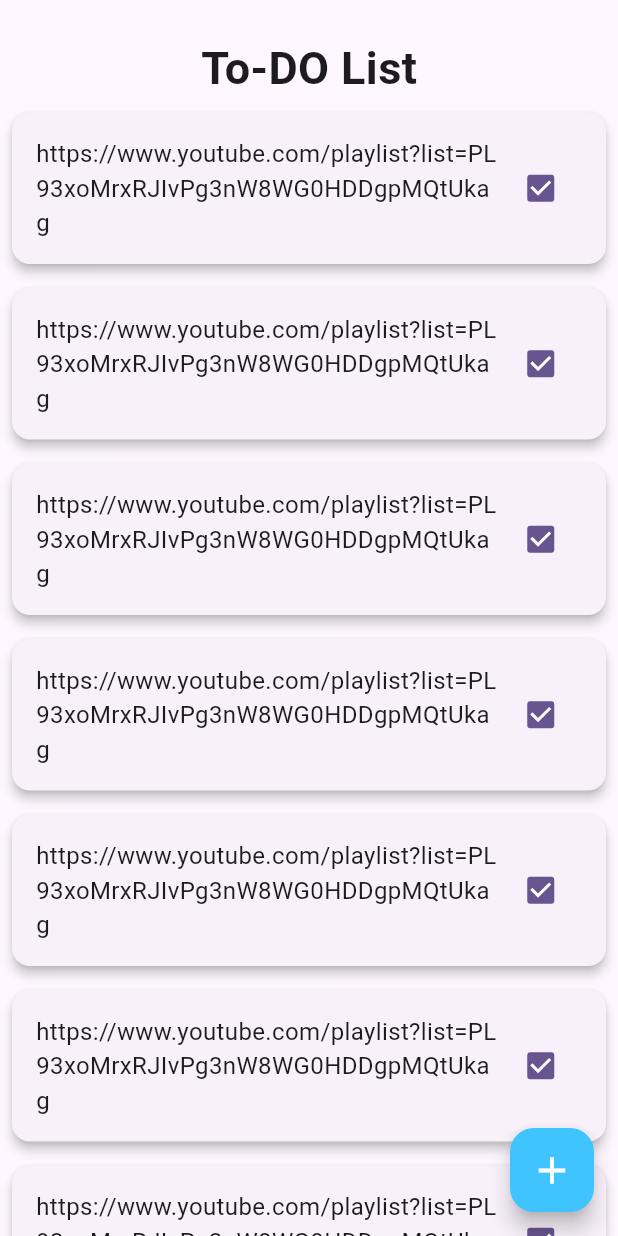
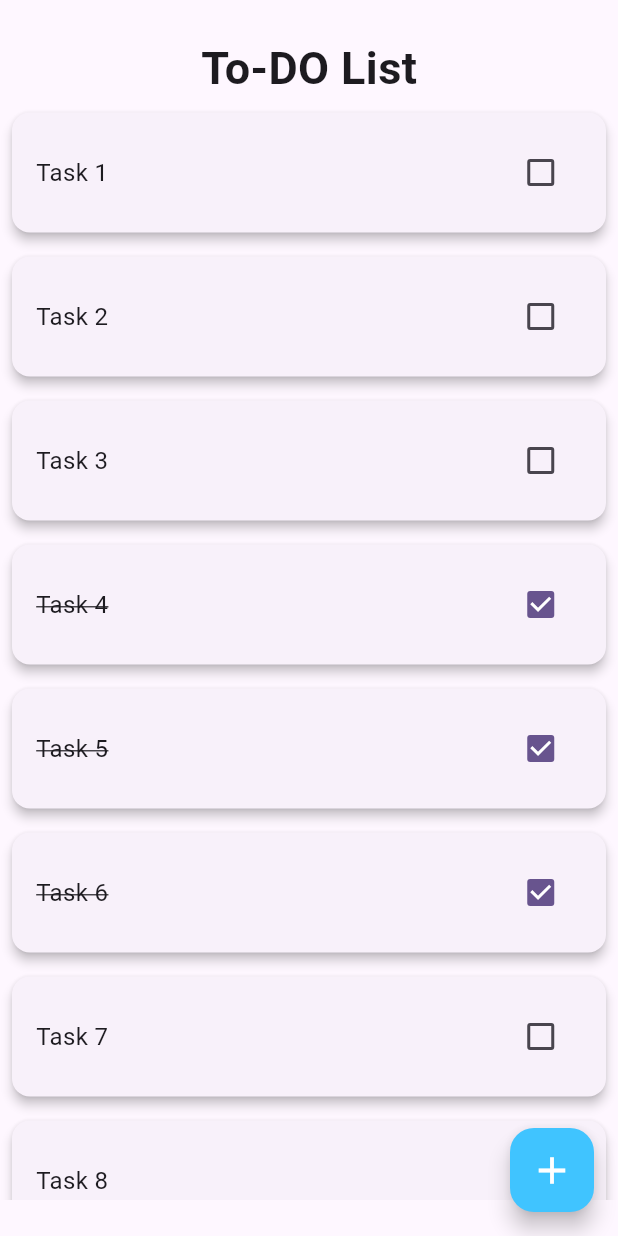
Before and after one commit to Marwan2595/tasks-app-getx, a Flutter app: the screen it shows after launch, on a phone screen of 412 x 824 dp. Run offline on Flutter 3.47's test engine with Material 3 defaults, Android fonts, the phone set to English and light mode, and no system bars.

Commit message:
add task model & require it in the task card

```diff
--- /dev/null
+++ b/lib/models/task_model.dart
@@ -0,0 +1,12 @@
+class TaskModel {
+  String? title;
+  bool isCompleted = false;
+  TaskModel({this.title, this.isCompleted = false});
+
+  TaskModel.fromJson(Map<String, dynamic> json) {
+    title = json['title'];
+    isCompleted = json['isCompleted'];
+  }
+
+  Map<String, dynamic> toJson() => {'title': title, 'isCompleted': isCompleted};
+}
--- a/lib/screens/tasks_screen.dart
+++ b/lib/screens/tasks_screen.dart
@@ -1,7 +1,19 @@
 import 'package:flutter/material.dart';
+import 'package:tasks_app/models/task_model.dart';
 import 'package:tasks_app/widgets/task_card.dart';
 
 class TasksScreen extends StatelessWidget {
+  List<TaskModel> testTasksList = [
+    TaskModel(title: "Task 1", isCompleted: false),
+    TaskModel(title: "Task 2", isCompleted: false),
+    TaskModel(title: "Task 3", isCompleted: false),
+    TaskModel(title: "Task 4", isCompleted: true),
+    TaskModel(title: "Task 5", isCompleted: true),
+    TaskModel(title: "Task 6", isCompleted: true),
+    TaskModel(title: "Task 7", isCompleted: false),
+    TaskModel(title: "Task 8", isCompleted: false),
+  ];
+
   @override
   Widget build(BuildContext context) {
     return Scaffold(
@@ -16,9 +28,7 @@ class TasksScreen extends StatelessWidget {
       ),
       body: SafeArea(
         child: Container(
-          margin: const EdgeInsets.only(
-            top: 24,
-          ),
+          margin: const EdgeInsets.only(top: 24, bottom: 24),
           width: double.infinity,
           child: Column(
             mainAxisAlignment: MainAxisAlignment.start,
@@ -34,24 +44,10 @@ class TasksScreen extends StatelessWidget {
               Expanded(
                 // width: 200,
                 // height: 500,
-                child: ListView(
-                  children: [
-                    TaskCard(),
-                    TaskCard(),
-                    TaskCard(),
-                    TaskCard(),
-                    TaskCard(),
-                    TaskCard(),
-                    TaskCard(),
-                    TaskCard(),
-                    TaskCard(),
-                    TaskCard(),
-                    TaskCard(),
-                    TaskCard(),
-                    TaskCard(),
-                    TaskCard(),
-                    TaskCard(),
-                  ],
+                child: ListView.builder(
+                  itemBuilder: (context, index) =>
+                      TaskCard(taskModel: testTasksList[index]),
+                  itemCount: testTasksList.length,
                 ),
               ),
             ],
--- a/lib/widgets/task_card.dart
+++ b/lib/widgets/task_card.dart
@@ -1,10 +1,14 @@
+import 'package:flutter/foundation.dart';
 import 'package:flutter/material.dart';
+import 'package:tasks_app/models/task_model.dart';
 
 class TaskCard extends StatelessWidget {
   const TaskCard({
     super.key,
+    required this.taskModel,
   });
 
+  final TaskModel? taskModel;
   @override
   Widget build(BuildContext context) {
     return Padding(
@@ -12,24 +16,29 @@ class TaskCard extends StatelessWidget {
       child: Card(
         elevation: 3,
         child: Padding(
-          padding: EdgeInsets.all(16.0),
+          padding: const EdgeInsets.all(16.0),
           child: Row(
             mainAxisAlignment: MainAxisAlignment.spaceBetween,
             children: [
               SizedBox(
                 width: MediaQuery.of(context).size.width * 0.75,
-                child: const Text(
-                  "https://www.youtube.com/playlist?list=PL93xoMrxRJIvPg3nW8WG0HDDgpMQtUkag",
+                child: Text(
+                  taskModel!.title ?? "",
                   style: TextStyle(
                     fontSize: 16,
+                    decoration: taskModel!.isCompleted
+                        ? TextDecoration.lineThrough
+                        : TextDecoration.none,
                   ),
                 ),
               ),
               Expanded(
                 child: Checkbox(
-                  value: true,
+                  value: taskModel!.isCompleted,
                   onChanged: (val) {
-                    print(val);
+                    if (kDebugMode) {
+                      print(val);
+                    }
                   },
                 ),
               )
```
